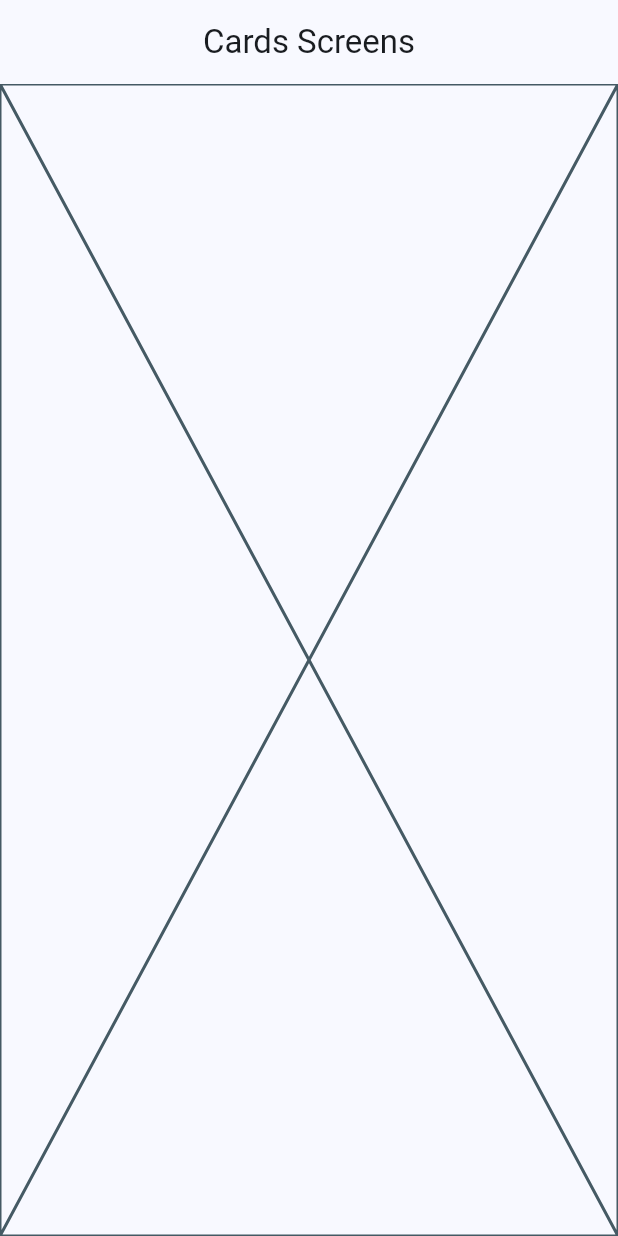
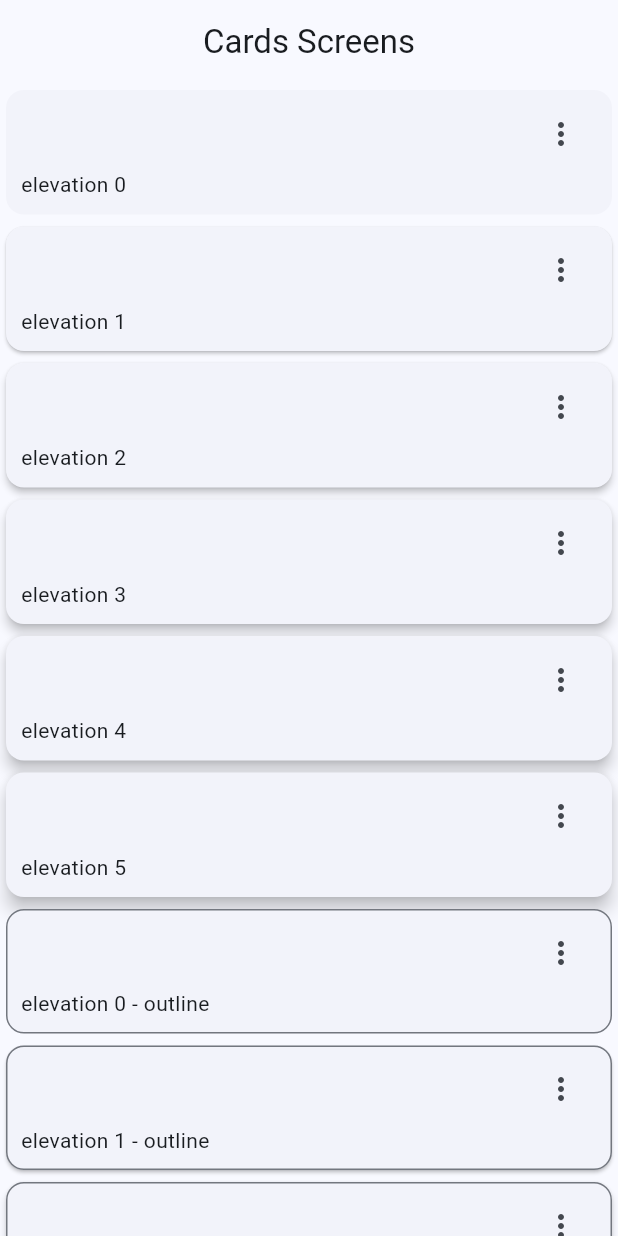
Before and after one commit to joelGabriel7/flutter-widget-app, a Flutter app: the CardScreens screen opened by its route, on a phone screen of 412 x 824 dp. Run offline on Flutter 3.47's test engine with Material 3 defaults, Android fonts, the phone set to English and light mode, and no system bars; our stand-ins replace go_router.

Commit message:
CardType1 and CardType 2

```diff
--- a/lib/presentations/screens/card/cards_screens.dart
+++ b/lib/presentations/screens/card/cards_screens.dart
@@ -1,4 +1,13 @@
 import 'package:flutter/material.dart';
+
+const cards = <Map<String, dynamic>>[
+  {'elevation': 0.0, 'label': 'elevation 0'},
+  {'elevation': 1.0, 'label': 'elevation 1'},
+  {'elevation': 2.0, 'label': 'elevation 2'},
+  {'elevation': 3.0, 'label': 'elevation 3'},
+  {'elevation': 4.0, 'label': 'elevation 4'},
+  {'elevation': 5.0, 'label': 'elevation 5'},
+];
 
 class CardScreens extends StatelessWidget {
   static const name = 'cards_screen';
@@ -11,7 +20,116 @@ class CardScreens extends StatelessWidget {
       appBar: AppBar(
         title: const Text("Cards Screens"),
       ),
-      body: const Placeholder(),
+      body: const _CardsVIew(),
     );
   }
 }
+
+class _CardsVIew extends StatelessWidget {
+  const _CardsVIew();
+
+  @override
+  Widget build(BuildContext context) {
+    return SingleChildScrollView(
+      child: Column(
+        children: [
+          ...cards.map( (card) => _CardType1(label: card['label'], elevation: card['elevation']) ),
+          ...cards.map( (card) => _CardType2(label: card['label'], elevation: card['elevation']) ),
+        ],
+      ),
+    );
+  }
+}
+
+
+
+class _CardType1 extends StatelessWidget {
+  final String label;
+  final double elevation;
+
+  const _CardType1({
+    required this.label,
+    required this.elevation
+    });
+
+
+
+  @override
+  Widget build(BuildContext context) {
+    return Card(
+      elevation: elevation,
+      child:  Padding(
+        padding: const EdgeInsets.fromLTRB(10, 5, 10, 10),
+        child: Column(
+          children: [
+            Align(
+              alignment: Alignment.topRight,
+              child: IconButton(
+                icon: const Icon(Icons.more_vert_outlined,),
+                onPressed: () {},
+              )
+            ),
+
+
+            Align(
+              alignment: Alignment.topLeft,
+              child: Text( label),
+            )
+
+          ],
+
+        ),
+        ),
+    );
+  }
+}
+
+
+class _CardType2 extends StatelessWidget {
+  final String label;
+  final double elevation;
+
+  const _CardType2({
+    required this.label,
+    required this.elevation
+    });
+
+
+
+  @override
+  Widget build(BuildContext context) {
+
+    final colors = Theme.of(context).colorScheme;
+    return Card(
+      shape:RoundedRectangleBorder(
+        borderRadius: const BorderRadius.all(Radius.circular(12)),
+        side: BorderSide(
+          color: colors.outline
+        )
+      ) ,
+      elevation: elevation,
+      child:  Padding(
+        padding: const EdgeInsets.fromLTRB(10, 5, 10, 10),
+        child: Column(
+          children: [
+            Align(
+              alignment: Alignment.topRight,
+              child: IconButton(
+                icon: const Icon(Icons.more_vert_outlined,),
+                onPressed: () {},
+              )
+            ),
+
+
+            Align(
+              alignment: Alignment.topLeft,
+              child: Text( "$label - outline" ),
+            )
+
+          ],
+
+        ),
+        ),
+    );
+  }
+}
```
